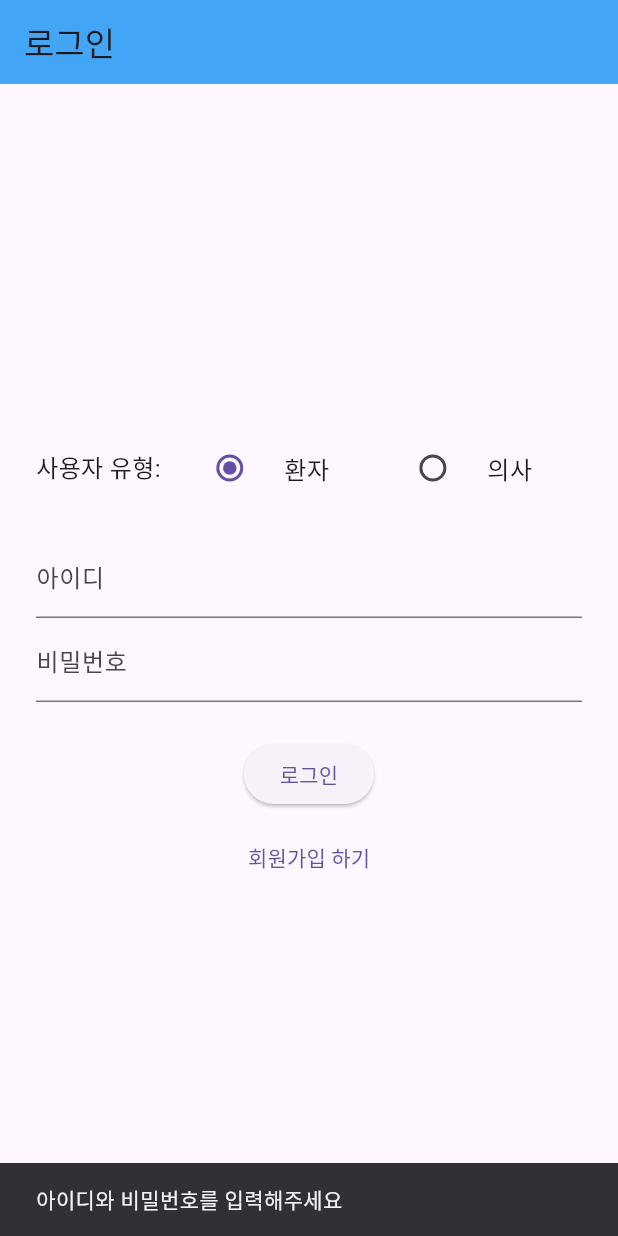
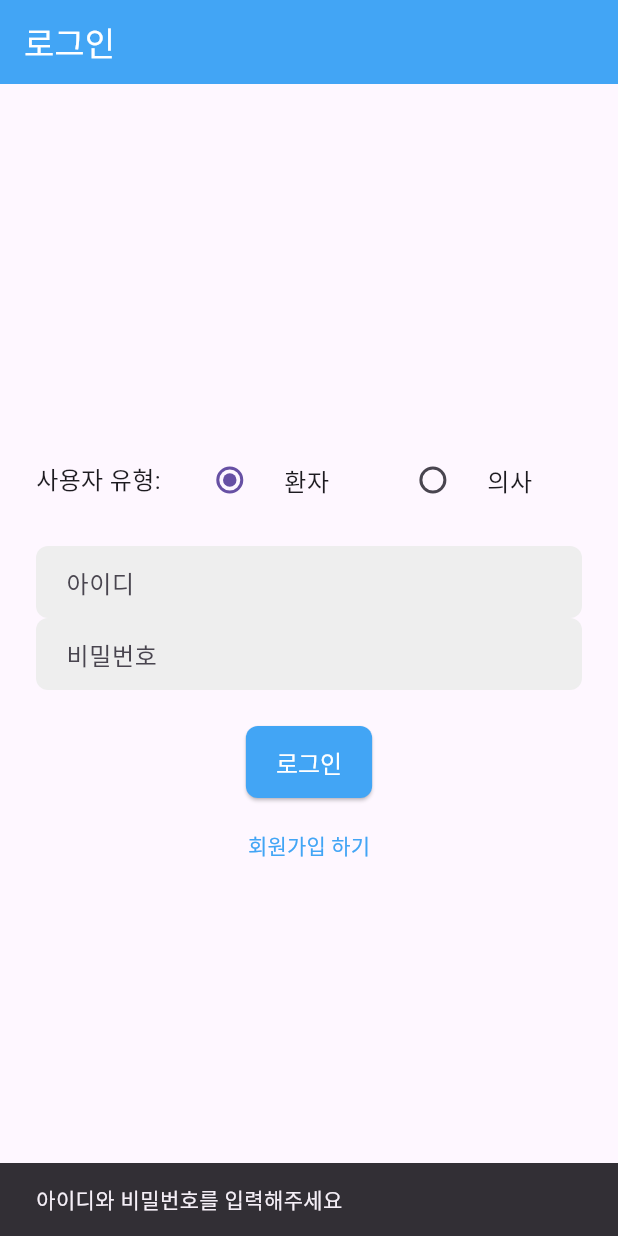
Before and after one commit to Leeyeon52/-flutter, a Flutter app: the screen it shows after launch, after a tap on "로그인", on a phone screen of 412 x 824 dp. Run offline on Flutter 3.47's test engine with Material 3 defaults, Android fonts, the phone set to English and light mode, and no system bars; our stand-ins replace flutter_dotenv, flutter_map, go_router, google_generative_ai, image_picker, latlong2 and 1 more; missing offline and left inert: ultralytics_yolo.

Commit message:
2507141514

```diff
--- a/lib/main.dart
+++ b/lib/main.dart
@@ -1,7 +1,7 @@
 import 'package:flutter/material.dart';
+import 'package:provider/provider.dart';
 import 'package:go_router/go_router.dart';
-import 'package:provider/provider.dart';
-import 'package:flutter_dotenv/flutter_dotenv.dart'; // dotenv 임포트
+import 'package:flutter_dotenv/flutter_dotenv.dart';
 
 // 기존 임포트
 import 'presentation/viewmodel/userinfo_viewmodel.dart';
@@ -13,18 +13,18 @@ import '/presentation/viewmodel/doctor/d_patient_viewmodel.dart';
 import '/presentation/viewmodel/doctor/d_dashboard_viewmodel.dart';
 import '/presentation/viewmodel/chatbot_viewmodel.dart';
 import '/presentation/viewmodel/patient_inference_viewmodel.dart';
+import 'package:ultralytics_yolo_example/presentation/viewmodel/history_viewmodel.dart';
+import 'package:ultralytics_yolo_example/presentation/viewmodel/clinics_viewmodel.dart';
 
-// ✅ 새로 추가할 임포트
-import 'package:ultralytics_yolo_example/presentation/viewmodel/history_viewmodel.dart'; // HistoryViewModel 임포트
-import 'package:ultralytics_yolo_example/presentation/viewmodel/clinics_viewmodel.dart'; // ClinicsViewModel 임포트
+// 새로 추가한 AppointmentViewModel 임포트
+import 'presentation/viewmodel/appointment_viewmodel.dart';
 
 Future<void> main() async {
-  // ✅ .env 파일 로드 (가장 먼저 실행되어야 함)
+  WidgetsFlutterBinding.ensureInitialized();
   await dotenv.load(fileName: ".env");
 
   const String globalBaseUrl = "http://192.168.0.19:5000";
 
-  // ✅ GEMINI_API_KEY 가져오기
   final String? geminiApiKey = dotenv.env['GEMINI_API_KEY'];
   if (geminiApiKey == null || geminiApiKey.isEmpty) {
     throw Exception('❌ GEMINI_API_KEY not found in .env file or is empty');
@@ -36,7 +36,6 @@ Future<void> main() async {
         ChangeNotifierProvider(
           create: (_) => AuthViewModel(baseUrl: globalBaseUrl),
         ),
-        // ✅ UserInfoViewModel 생성 시 AuthViewModel 주입
         ChangeNotifierProvider(
           create: (context) => UserInfoViewModel(
             authViewModel: Provider.of<AuthViewModel>(context, listen: false),
@@ -52,7 +51,6 @@ Future<void> main() async {
           create: (_) => ConsultationRecordViewModel(baseUrl: globalBaseUrl),
         ),
         ChangeNotifierProvider(
-          // ✅ ChatbotViewModel에 apiKey 주입
           create: (_) => ChatbotViewModel(apiKey: geminiApiKey, baseUrl: globalBaseUrl),
         ),
         ChangeNotifierProvider(
@@ -63,6 +61,10 @@ Future<void> main() async {
         ),
         ChangeNotifierProvider(
           create: (_) => ClinicsViewModel(),
+        ),
+        // AppointmentViewModel 추가
+        ChangeNotifierProvider(
+          create: (_) => AppointmentViewModel(),
         ),
       ],
       child: YOLOExampleApp(baseUrl: globalBaseUrl),
@@ -85,6 +87,32 @@ class YOLOExampleApp extends StatelessWidget {
         primaryColor: const Color(0xFF42A5F5),
         appBarTheme: const AppBarTheme(
           backgroundColor: Color(0xFF42A5F5),
+          foregroundColor: Colors.white,
+        ),
+        elevatedButtonTheme: ElevatedButtonThemeData(
+          style: ElevatedButton.styleFrom(
+            foregroundColor: Colors.white,
+            backgroundColor: const Color(0xFF42A5F5),
+            shape: RoundedRectangleBorder(
+              borderRadius: BorderRadius.circular(8),
+            ),
+            padding: const EdgeInsets.symmetric(horizontal: 20, vertical: 12),
+            textStyle: const TextStyle(fontSize: 16, fontWeight: FontWeight.w500),
+          ),
+        ),
+        textButtonTheme: TextButtonThemeData(
+          style: TextButton.styleFrom(
+            foregroundColor: const Color(0xFF42A5F5),
+          ),
+        ),
+        inputDecorationTheme: InputDecorationTheme(
+          border: OutlineInputBorder(
+            borderRadius: BorderRadius.circular(8),
+            borderSide: BorderSide.none,
+          ),
+          filled: true,
+          fillColor: Colors.grey[200],
+          contentPadding: const EdgeInsets.symmetric(horizontal: 16, vertical: 12),
         ),
       ),
     );
--- a/lib/services/router.dart
+++ b/lib/services/router.dart
@@ -4,6 +4,7 @@ import 'package:go_router/go_router.dart';
 // ✅ 필요한 화면들 임포트
 import '/presentation/screens/doctor/d_home_screen.dart';
 import '/presentation/screens/doctor/d_inference_result_screen.dart';
+import '/presentation/screens/doctor/d_appointment_screen.dart'; // 정확한 클래스명 import
 import '/presentation/screens/main_scaffold.dart';
 import '/presentation/screens/login_screen.dart';
 import '/presentation/screens/register_screen.dart';
@@ -17,8 +18,7 @@ import '/presentation/screens/mypage_screen.dart';
 import '/presentation/screens/upload_screen.dart';
 import '/presentation/screens/history_screen.dart';
 import '/presentation/screens/clinics_screen.dart';
-
-import '/presentation/screens/result_screen.dart'; // ✅ 결과 화면 임포트
+import '/presentation/screens/result_screen.dart'; // 결과 화면
 
 GoRouter createRouter(String baseUrl) {
   return GoRouter(
@@ -42,10 +42,16 @@ GoRouter createRouter(String baseUrl) {
           final passedBaseUrl = state.extra as String? ?? baseUrl;
           return DoctorHomeScreen(baseUrl: passedBaseUrl);
         },
-        routes: [],
       ),
+
+      // 수정된 부분: 정확한 화면 클래스명 사용
       GoRoute(
-        path: '/result', // ✅ 결과 화면 경로 추가
+        path: '/d_appointments',
+        builder: (context, state) => const DoctorAppointmentScreen(),
+      ),
+
+      GoRoute(
+        path: '/result',
         builder: (context, state) {
           final data = state.extra as Map<String, dynamic>? ?? {};
           final imageUrl = data['imageUrl'] as String? ?? '';
@@ -56,6 +62,7 @@ GoRouter createRouter(String baseUrl) {
           );
         },
       ),
+
       ShellRoute(
         builder: (context, state, child) {
           return MainScaffold(
@@ -71,8 +78,8 @@ GoRouter createRouter(String baseUrl) {
           GoRoute(
             path: '/home',
             builder: (context, state) {
-              final authViewModel = state.extra as Map<String, dynamic>?;
-              final userId = authViewModel?['userId'] ?? 'guest';
+              final authViewModelExtra = state.extra as Map<String, dynamic>?;
+              final userId = (authViewModelExtra?['userId'] as int?)?.toString() ?? 'guest';
               return HomeScreen(baseUrl: baseUrl, userId: userId);
             },
           ),
--- a/pubspec.yaml
+++ b/pubspec.yaml
@@ -17,6 +17,7 @@ dependencies:
   go_router: ^16.0.0
   provider: ^6.1.1
   intl: ^0.18.1
+  table_calendar: ^3.0.9 # table_calendar 패키지가 올바르게 포함되어 있습니다.
 
   # ✅ 지도 관련 패키지 추가
   flutter_map: ^6.1.0 # 최신 안정 버전으로 확인 후 사용 권장
```
Also changed, not shown: lib/models/appointment.dart (added, +30 -0 lines), lib/presentation/screens/doctor/d_appointment_screen.dart (added, +147 -0 lines), lib/presentation/screens/doctor/d_home_screen.dart (+12 -41 lines), lib/presentation/viewmodel/appointment_viewmodel.dart (added, +45 -0 lines), pubspec.lock.
